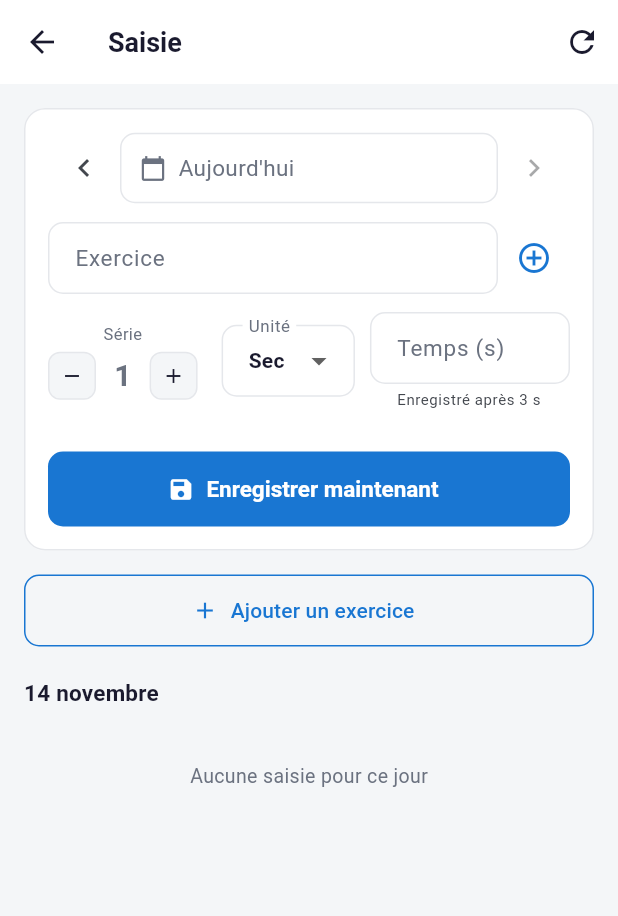
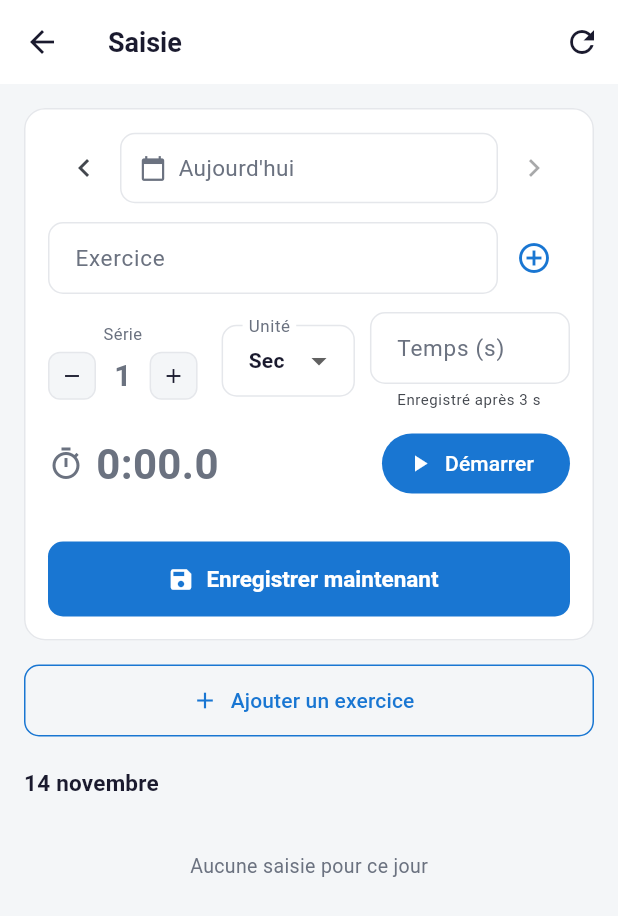
Before and after one commit to Mephisto116631/sysiphe, a Flutter app: the SaisieScreen screen opened directly with empty values, on a phone screen of 412 x 824 dp. Shown: the top 916 px of the screen. Run offline on Flutter 3.47's test engine with Material 3 defaults, Android fonts, the phone set to English and light mode, and no system bars; our stand-ins replace fl_chart, share_plus, shared_preferences, supabase_flutter, table_calendar; accounts and stored records are empty; network calls fail.

Commit message:
Exemple = même série de la dernière fois (suit le sélecteur de série) ; chronomètre pour les exercices en secondes

```diff
--- a/flutter/lib/screens/saisie_screen.dart
+++ b/flutter/lib/screens/saisie_screen.dart
@@ -8,6 +8,7 @@ import '../models/stats.dart';
 import '../services/data_events.dart';
 import '../services/supabase_service.dart';
 import '../theme.dart';
+import '../widgets/chrono.dart';
 import '../widgets/exercise_card.dart';
 
 class SaisieScreen extends StatefulWidget {
@@ -25,8 +26,14 @@ class _SaisieScreenState extends State<SaisieScreen> {
   final _chargeCtrl =
       TextEditingController(); // valeur de la série (performance)
   final _lestCtrl = TextEditingController(); // lest externe en kg (charge)
-  // Exemples tirés de la dernière séance : affichés en sous-texte, jamais saisis.
-  String? _exFor, _exValue, _exLest;
+  /// Exemples tirés de la dernière fois, en sous-texte (jamais saisis) :
+  /// la série N de l'exercice affiche la série N de la dernière séance.
+  /// Suit le sélecteur de série (− / +).
+  Perf? get _exemple {
+    final ex = _exerciceCtrl.text.trim();
+    if (ex.isEmpty) return null;
+    return _lastFor(ex)?.seriesFor(_serie);
+  }
   TextEditingController? _acCtrl; // contrôleur interne de l'Autocomplete
   DateTime _date = DateTime.now();
   int _serie = 1;
@@ -380,9 +387,6 @@ class _SaisieScreenState extends State<SaisieScreen> {
     _exerciceCtrl.text = t.exercice;
     // La dernière séance sert d'exemple (sous-texte), pas de valeur saisie.
     _chargeCtrl.clear();
-    _exFor = t.exercice;
-    _exValue = _num(model.performance);
-    _exLest = model.charge > 0 ? _num(model.charge) : null;
     setState(() {
       _serie = serie;
       _categorie = model.categorie;
@@ -670,10 +674,7 @@ class _SaisieScreenState extends State<SaisieScreen> {
       if (t != null && _doneToday(exercice) < t.series.length) {
         _applyTemplate(t);
       } else if (mounted) {
-        setState(() {
-          _serie = _doneToday(exercice) + 1;
-          _exValue = null;
-        });
+        setState(() => _serie = _doneToday(exercice) + 1);
       }
       _loadHistory();
       _snack(newPr
@@ -1109,10 +1110,9 @@ class _SaisieScreenState extends State<SaisieScreen> {
                                     : _unite == 'Reps'
                                         ? 'Répétitions'
                                         : 'Poids (kg)',
-                                hintText: _exFor == _exerciceCtrl.text.trim() &&
-                                        _exValue != null
-                                    ? 'ex. $_exValue'
-                                    : 'ex. 12',
+                                hintText: _exemple == null
+                                    ? 'ex. 12'
+                                    : 'ex. ${_num(_exemple!.performance)}',
                                 helperText: 'Enregistré après 3 s',
                                 helperStyle: const TextStyle(fontSize: 10),
                               ),
@@ -1135,6 +1135,15 @@ class _SaisieScreenState extends State<SaisieScreen> {
                       ),
                       const SizedBox(height: 12),
 
+                      // Chronomètre pour les exercices en secondes
+                      if (_unite == 'Sec') ...[
+                        Chrono(onStop: (sec) {
+                          _chargeCtrl.text = '$sec';
+                          _scheduleAutoSave(_chargeCtrl.text);
+                        }),
+                        const SizedBox(height: 12),
+                      ],
+
                       // Lest (tractions / dips lestés) — conservé d'une
                       // série à l'autre, vide = sans lest.
                       if (_unite == 'Reps' && _enableCharges) ...[
@@ -1148,9 +1157,8 @@ class _SaisieScreenState extends State<SaisieScreen> {
                           ],
                           decoration: InputDecoration(
                             labelText: 'Lest (kg) — optionnel',
-                            hintText: _exFor == _exerciceCtrl.text.trim() &&
-                                    _exLest != null
-                                ? 'ex. $_exLest'
+                            hintText: (_exemple?.charge ?? 0) > 0
+                                ? 'ex. ${_num(_exemple!.charge)}'
                                 : '0',
                             prefixIcon:
                                 const Icon(Icons.fitness_center, size: 18),
--- /dev/null
+++ b/flutter/lib/widgets/chrono.dart
@@ -0,0 +1,94 @@
+import 'dart:async';
+import 'package:flutter/material.dart';
+import '../theme.dart';
+
+/// Mini chronomètre pour les exercices en secondes : Démarrer → Arrêter
+/// renvoie la durée (en secondes entières) pour remplir le champ de saisie.
+/// Basé sur l'horloge (pas sur un compteur) : reste juste si l'écran se met
+/// en veille ou si l'app passe un instant en arrière-plan.
+class Chrono extends StatefulWidget {
+  final ValueChanged<int> onStop;
+  final DateTime Function()? now; // injectable pour les tests
+
+  const Chrono({super.key, required this.onStop, this.now});
+
+  @override
+  State<Chrono> createState() => _ChronoState();
+}
+
+class _ChronoState extends State<Chrono> {
+  DateTime? _start;
+  Duration _elapsed = Duration.zero;
+  Timer? _tick;
+
+  DateTime _now() => (widget.now ?? DateTime.now)();
+  bool get _running => _start != null;
+
+  void _begin() {
+    _start = _now();
+    _elapsed = Duration.zero;
+    _tick = Timer.periodic(const Duration(milliseconds: 100), (_) {
+      if (mounted) setState(() => _elapsed = _now().difference(_start!));
+    });
+    setState(() {});
+  }
+
+  void _end() {
+    _tick?.cancel();
+    final e = _now().difference(_start!);
+    setState(() {
+      _start = null;
+      _elapsed = e;
+    });
+    final s = (e.inMilliseconds / 1000).round();
+    if (s > 0) widget.onStop(s);
+  }
+
+  void _reset() => setState(() => _elapsed = Duration.zero);
+
+  @override
+  void dispose() {
+    _tick?.cancel();
+    super.dispose();
+  }
+
+  String get _label {
+    final ms = _elapsed.inMilliseconds;
+    final m = ms ~/ 60000;
+    final s = (ms % 60000) ~/ 1000;
+    final t = (ms % 1000) ~/ 100;
+    return '$m:${s.toString().padLeft(2, '0')}.$t';
+  }
+
+  @override
+  Widget build(BuildContext context) {
+    return Row(
+      children: [
+        const Icon(Icons.timer_outlined, color: AppTheme.textSecondary),
+        const SizedBox(width: 8),
+        Text(
+          _label,
+          key: const ValueKey('chrono-time'),
+          style: TextStyle(
+            fontSize: 28,
+            fontWeight: FontWeight.w700,
+            fontFeatures: const [FontFeature.tabularFigures()],
+            color: _running ? AppTheme.primaryBlue : null,
+          ),
+        ),
+        const Spacer(),
+        if (!_running && _elapsed > Duration.zero)
+          IconButton(
+            tooltip: 'Remettre à zéro',
+            onPressed: _reset,
+            icon: const Icon(Icons.restart_alt),
+          ),
+        FilledButton.icon(
+          onPressed: _running ? _end : _begin,
+          icon: Icon(_running ? Icons.stop : Icons.play_arrow),
+          label: Text(_running ? 'Arrêter' : 'Démarrer'),
+        ),
+      ],
+    );
+  }
+}
```
Also changed, not shown: flutter/lib/widgets/exercise_card.dart (+11 -0 lines), 2 other files.
